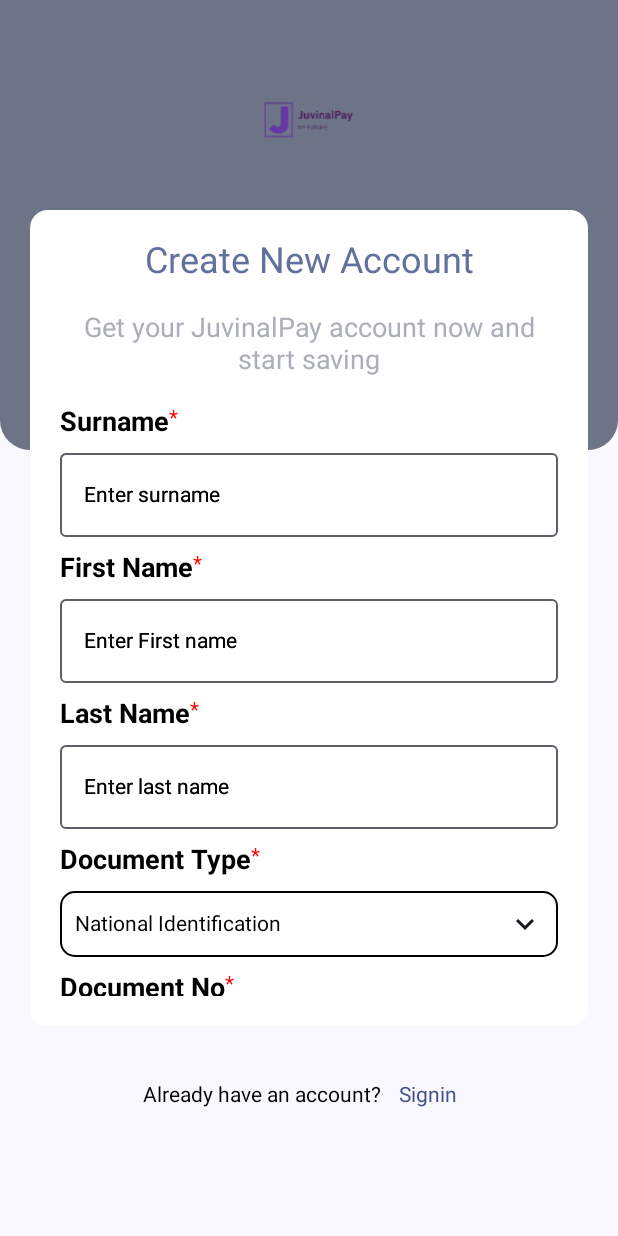
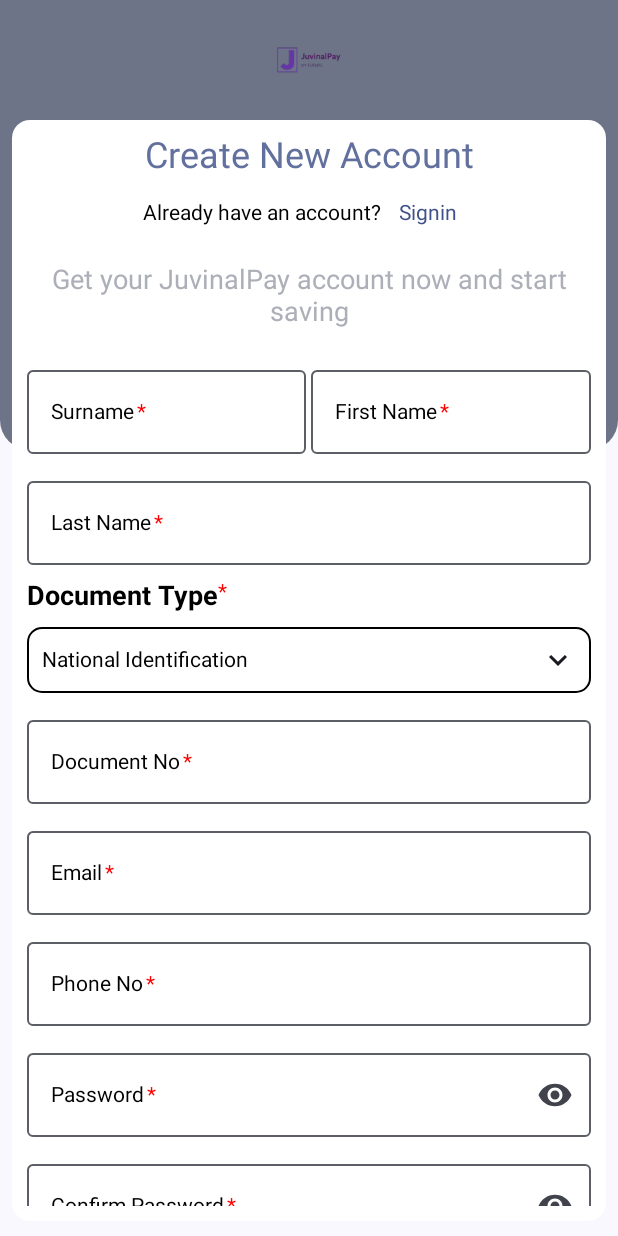
Before and after one commit to MbogoAlex/JuvinalPay, an Android app built with Jetpack Compose: the screen it shows after launch (MainActivity), on a phone screen of 412 x 824 dp. Run offline under Robolectric (Android 15) with nearby library versions, the phone set to English and light mode, and no system bars; libraries missing offline, so code that uses them is left out: com.jakewharton.retrofit2.

Commit message:
registration screen refactor

```diff
--- a/app/src/main/java/com/juvinal/pay/MainActivity.kt
+++ b/app/src/main/java/com/juvinal/pay/MainActivity.kt
@@ -9,6 +9,8 @@ import androidx.compose.material3.MaterialTheme
 import androidx.compose.material3.Surface
 import androidx.compose.ui.Modifier
 import com.juvinal.pay.ui.screens.StartScreen
+import com.juvinal.pay.ui.screens.authentication.MembershipFeeScreenComposable
+import com.juvinal.pay.ui.screens.authentication.RegistrationScreenComposable
 import com.juvinal.pay.ui.theme.JuvinalPayTheme
 
 class MainActivity : ComponentActivity() {
@@ -22,7 +24,10 @@ class MainActivity : ComponentActivity() {
                         .fillMaxSize(),
                     color = MaterialTheme.colorScheme.background
                 ) {
-                    StartScreen()
+                    RegistrationScreenComposable(
+                        navigateToLoginScreen = { /*TODO*/ },
+                        navigateToLoginScreenWithArgs = {documentNo, password ->  },
+                        navigateToMembershipFeeScreen = { /*TODO*/ })
                 }
             }
         }
--- a/app/src/main/java/com/juvinal/pay/reusableComposables/AuthInputField.kt
+++ b/app/src/main/java/com/juvinal/pay/reusableComposables/AuthInputField.kt
@@ -6,6 +6,7 @@ import androidx.compose.foundation.layout.Spacer
 import androidx.compose.foundation.layout.fillMaxWidth
 import androidx.compose.foundation.layout.height
 import androidx.compose.foundation.layout.size
+import androidx.compose.foundation.layout.width
 import androidx.compose.foundation.text.KeyboardOptions
 import androidx.compose.material.Text
 import androidx.compose.material3.Icon
@@ -13,6 +14,7 @@ import androidx.compose.material3.IconButton
 import androidx.compose.material3.MaterialTheme
 import androidx.compose.material3.OutlinedTextField
 import androidx.compose.runtime.Composable
+import androidx.compose.ui.Alignment
 import androidx.compose.ui.Modifier
 import androidx.compose.ui.graphics.Color
 import androidx.compose.ui.res.painterResource
@@ -33,22 +35,25 @@ fun AuthInputField(
     keyboardOptions: KeyboardOptions,
     modifier: Modifier = Modifier
 ) {
-    Column {
-        Row {
+    OutlinedTextField(
+        value = value,
+        label = {
+            Row(
+                verticalAlignment = Alignment.CenterVertically
+            ) {
                 Text(
                     text = heading,
-                fontWeight = FontWeight.Bold,
+//                    fontWeight = FontWeight.Bold,
                     color = MaterialTheme.colorScheme.scrim,
-                fontSize = 18.sp
+//                    fontSize = 18.sp
                 )
+                Spacer(modifier = Modifier.width(2.dp))
                 Text(
                     text = "*",
                     color = Color.Red
                 )
             }
-        Spacer(modifier = Modifier.height(10.dp))
-        OutlinedTextField(
-            value = value,
+        },
         placeholder = {
             Text(
                 text = placeHolder,
@@ -59,10 +64,9 @@ fun AuthInputField(
         onValueChange = onValueChange,
         keyboardOptions = keyboardOptions,
         readOnly = readOnly,
-            modifier = Modifier
+        modifier = modifier
             .fillMaxWidth()
     )
-    }
 }
 
 @Composable
@@ -78,22 +82,25 @@ fun PasswordInputField(
     onChangeVisibility: () -> Unit,
     modifier: Modifier = Modifier
 ) {
-    Column {
-        Row {
+    OutlinedTextField(
+        value = value,
+        label = {
+            Row(
+                verticalAlignment = Alignment.CenterVertically
+            ) {
                 Text(
                     text = heading,
-                fontWeight = FontWeight.Bold,
+//                    fontWeight = FontWeight.Bold,
                     color = MaterialTheme.colorScheme.scrim,
-                fontSize = 18.sp
+//                    fontSize = 18.sp
                 )
+                Spacer(modifier = Modifier.width(2.dp))
                 Text(
                     text = "*",
                     color = Color.Red
                 )
             }
-        Spacer(modifier = Modifier.height(10.dp))
-        OutlinedTextField(
-            value = value,
+        },
         trailingIcon = {
             if(trailingIcon != null) {
                 IconButton(onClick = onChangeVisibility) {
@@ -127,8 +134,7 @@ fun PasswordInputField(
         visualTransformation = if(visibility != null && visibility) VisualTransformation.None else PasswordVisualTransformation(),
         onValueChange = onValueChange,
         keyboardOptions = keyboardOptions,
-            modifier = Modifier
+        modifier = modifier
             .fillMaxWidth()
     )
 }
-}
--- a/app/src/main/java/com/juvinal/pay/reusableComposables/DocumentTypeSelection.kt
+++ b/app/src/main/java/com/juvinal/pay/reusableComposables/DocumentTypeSelection.kt
@@ -37,7 +37,9 @@ fun DocumentTypeSelection(
 
     var selectedType = if(documentType == DocumentType.NATIONAL_ID) "National Identification" else if(documentType == DocumentType.PASSPORT) "Passport" else "Alien ID"
 
-    Column {
+    Column(
+        modifier = modifier
+    ) {
         Row {
             Text(
                 text = "Document Type",
--- a/app/src/main/java/com/juvinal/pay/ui/screens/authentication/RegistrationScreen.kt
+++ b/app/src/main/java/com/juvinal/pay/ui/screens/authentication/RegistrationScreen.kt
@@ -15,6 +15,7 @@ import androidx.compose.foundation.layout.height
 import androidx.compose.foundation.layout.padding
 import androidx.compose.foundation.layout.safeDrawingPadding
 import androidx.compose.foundation.layout.size
+import androidx.compose.foundation.layout.width
 import androidx.compose.foundation.layout.widthIn
 import androidx.compose.foundation.rememberScrollState
 import androidx.compose.foundation.shape.RoundedCornerShape
@@ -220,46 +221,27 @@ fun RegistrationScreen(
                     verticalArrangement = Arrangement.Center,
                     horizontalAlignment = Alignment.CenterHorizontally,
                     modifier = Modifier
-                        .height(160.dp)
+                        .height(80.dp)
                         .fillMaxWidth()
                 ) {
                     Image(
                         painter = painterResource(id = R.drawable.juvinal_pay_logo_light),
                         contentDescription = null,
                         modifier = Modifier
-                            .size(140.dp)
+                            .size(100.dp)
                     )
                 }
             }
-            Spacer(modifier = Modifier.weight(1f))
-            Row(
-                verticalAlignment = Alignment.CenterVertically,
-                horizontalArrangement = Arrangement.Center,
-                modifier = Modifier
-                    .fillMaxWidth()
-            ) {
-                Text(
-                    text = "Already have an account?",
-                    color = MaterialTheme.colorScheme.scrim
-                )
-                TextButton(onClick = navigateToLoginScreen) {
-                    Text(
-                        text = "Signin",
-                        color = Color(0xFF405189)
-                    )
-                }
-            }
-            Spacer(modifier = Modifier.height(70.dp))
         }
 
         Box(
             modifier = Modifier
 //                .align(Alignment.CenterStart)
                 .padding(
-                    top = 140.dp,
-                    bottom = 140.dp,
-                    start = 20.dp,
-                    end = 20.dp
+                    top = 80.dp,
+                    bottom = 10.dp,
+                    start = 8.dp,
+                    end = 8.dp
                 )
         ) {
             Card(
@@ -295,7 +277,8 @@ fun RegistrationScreen(
                         expanded = expanded,
                         onRegister = onRegister,
                         loadingStatus = loadingStatus,
-                        buttonEnabled = buttonEnabled
+                        buttonEnabled = buttonEnabled,
+                        navigateToLoginScreen = navigateToLoginScreen
                     )
                 }
             }
@@ -329,6 +312,7 @@ fun RegistrationDetailsInputField(
     onRegister: () -> Unit,
     loadingStatus: LoadingStatus,
     buttonEnabled: Boolean,
+    navigateToLoginScreen: () -> Unit,
     modifier: Modifier = Modifier
 ) {
     var passwordVisibility by remember {
@@ -336,9 +320,9 @@ fun RegistrationDetailsInputField(
     }
     Column(
         modifier = Modifier
-            .padding(20.dp)
+            .padding(10.dp)
             .fillMaxSize()
-            .verticalScroll(rememberScrollState())
+//            .verticalScroll(rememberScrollState())
     ) {
         Text(
             text = "Create New Account",
@@ -349,7 +333,28 @@ fun RegistrationDetailsInputField(
             modifier = Modifier
                 .align(Alignment.CenterHorizontally)
         )
-        Spacer(modifier = Modifier.height(20.dp))
+        Row(
+            verticalAlignment = Alignment.CenterVertically,
+            horizontalArrangement = Arrangement.Center,
+            modifier = Modifier
+                .fillMaxWidth()
+        ) {
+            Text(
+                text = "Already have an account?",
+                color = MaterialTheme.colorScheme.scrim
+            )
+            TextButton(onClick = navigateToLoginScreen) {
+                Text(
+                    text = "Signin",
+                    color = Color(0xFF405189)
+                )
+            }
+        }
+        Spacer(modifier = Modifier.height(10.dp))
+        Column(
+            modifier = Modifier
+                .verticalScroll(rememberScrollState())
+        ) {
             Text(
                 text = "Get your JuvinalPay account now and start saving",
                 style = TextStyle(
@@ -361,6 +366,9 @@ fun RegistrationDetailsInputField(
                     .align(Alignment.CenterHorizontally)
             )
             Spacer(modifier = Modifier.height(20.dp))
+            Row(
+
+            ) {
                 AuthInputField(
                     heading = "Surname",
                     value = surname,
@@ -370,8 +378,10 @@ fun RegistrationDetailsInputField(
                         imeAction = ImeAction.Next,
                         keyboardType = KeyboardType.Text
                     ),
+                    modifier = Modifier
+                        .weight(1f)
                 )
-        Spacer(modifier = Modifier.height(10.dp))
+                Spacer(modifier = Modifier.width(3.dp))
                 AuthInputField(
                     heading = "First Name",
                     value = firstName,
@@ -381,7 +391,12 @@ fun RegistrationDetailsInputField(
                         imeAction = ImeAction.Next,
                         keyboardType = KeyboardType.Text
                     ),
+                    modifier = Modifier
+                        .weight(1f)
                 )
+            }
+
+
             Spacer(modifier = Modifier.height(10.dp))
             AuthInputField(
                 heading = "Last Name",
@@ -394,6 +409,7 @@ fun RegistrationDetailsInputField(
                 ),
             )
             Spacer(modifier = Modifier.height(10.dp))
+
             DocumentTypeSelection(
                 documentType = documentType,
                 onChangeDocumentType = onChangeDocumentType,
@@ -465,7 +481,7 @@ fun RegistrationDetailsInputField(
                     passwordVisibility = !passwordVisibility
                 }
             )
-        Spacer(modifier = Modifier.height(40.dp))
+            Spacer(modifier = Modifier.height(20.dp))
             Text(
                 text = "By registering you agree to the",
                 color = MaterialTheme.colorScheme.scrim,
@@ -487,7 +503,7 @@ fun RegistrationDetailsInputField(
                     )
                 }
             }
-        Spacer(modifier = Modifier.height(40.dp))
+            Spacer(modifier = Modifier.height(10.dp))
             Button(
                 enabled = buttonEnabled && loadingStatus != LoadingStatus.LOADING,
                 shape = RoundedCornerShape(5.dp),
@@ -506,6 +522,7 @@ fun RegistrationDetailsInputField(
                         text = "Sign Up",
                         color = Color.White
                     )
+                }
             }
         }
     }
@@ -574,7 +591,8 @@ fun RegistrationDetailsInputFieldPreview() {
             expanded = false,
             onRegister = { /*TODO*/ },
             loadingStatus = LoadingStatus.INITIAL,
-            buttonEnabled = false
+            buttonEnabled = false,
+            navigateToLoginScreen = {}
         )
     }
 }
--- a/app/src/main/java/com/juvinal/pay/ui/screens/inApp/InAppNavScreen.kt
+++ b/app/src/main/java/com/juvinal/pay/ui/screens/inApp/InAppNavScreen.kt
@@ -277,6 +277,7 @@ fun InAppNavScreen(
 //            Spacer(modifier = Modifier.height(30.dp))
             Row(
                 verticalAlignment = Alignment.CenterVertically,
+                modifier = Modifier
             ) {
                 IconButton(onClick = {
                     scope.launch {
--- a/app/src/main/java/com/juvinal/pay/ui/screens/inApp/dashboard/HomeScreen.kt
+++ b/app/src/main/java/com/juvinal/pay/ui/screens/inApp/dashboard/HomeScreen.kt
@@ -78,7 +78,11 @@ fun HomeScreen(
 ) {
     Column(
         modifier = Modifier
-            .padding(10.dp)
+            .padding(
+                start = 16.dp,
+                end = 16.dp,
+                bottom = 16.dp
+            )
             .fillMaxSize()
     ) {
         Text(
--- a/app/src/main/java/com/juvinal/pay/ui/screens/inApp/dashboard/profile/ProfileScreen.kt
+++ b/app/src/main/java/com/juvinal/pay/ui/screens/inApp/dashboard/profile/ProfileScreen.kt
@@ -130,6 +130,7 @@ fun ProfileScreen(
     ) {
         Box(
             modifier = Modifier
+                .align(Alignment.TopCenter)
                 .fillMaxWidth()
                 .height(200.dp)
                 .background(MaterialTheme.colorScheme.secondaryContainer)
@@ -140,10 +141,11 @@ fun ProfileScreen(
                 .fillMaxSize()
                 .padding(
 //                    top = 30.dp
+//                    bottom = 20.dp
                 )
         ) {
             Box(
-                contentAlignment = Alignment.Center,
+//                contentAlignment = Alignment.Center,
                 modifier = Modifier
                     .fillMaxWidth()
 //                .height(200.dp)
@@ -332,33 +334,17 @@ fun ProfileScreen(
                 modifier = Modifier
                     .padding(
                         horizontal = 40.dp,
-                        vertical = 10.dp
+//                        vertical = 30.dp
                     )
                     .fillMaxWidth()
             ) {
                 if(loggingOut) {
                     Text(text = "Logging out...")
                 } else {
-                    Text(text = "Log out")
-                    Spacer(modifier = Modifier.height(20.dp))
-                    Button(
-                        enabled = !loggingOut,
-                        onClick = onLogout,
-                        modifier = Modifier
-                            .fillMaxWidth()
-                    ) {
-                        if(loggingOut) {
-                            Text(text = "Logging out...")
-                        } else {
-                            Text(text = "Log out")
-                        }
-                    }
-
+                    Text(text = "Logout")
                 }
             }
         }
-
-
     }
 }
 
--- a/app/src/main/java/com/juvinal/pay/ui/screens/inApp/transactions/DepositMoneyScreen.kt
+++ b/app/src/main/java/com/juvinal/pay/ui/screens/inApp/transactions/DepositMoneyScreen.kt
@@ -156,7 +156,11 @@ fun DepositMoneyScreen(
 ) {
     Column(
         modifier = Modifier
-            .padding(20.dp)
+            .padding(
+                start = 20.dp,
+                end = 20.dp,
+                bottom = 20.dp
+            )
             .fillMaxSize()
     ) {
         Text(
```
Also changed, not shown: 2 other files. Lines whose indentation alone changed are shown as unchanged.
